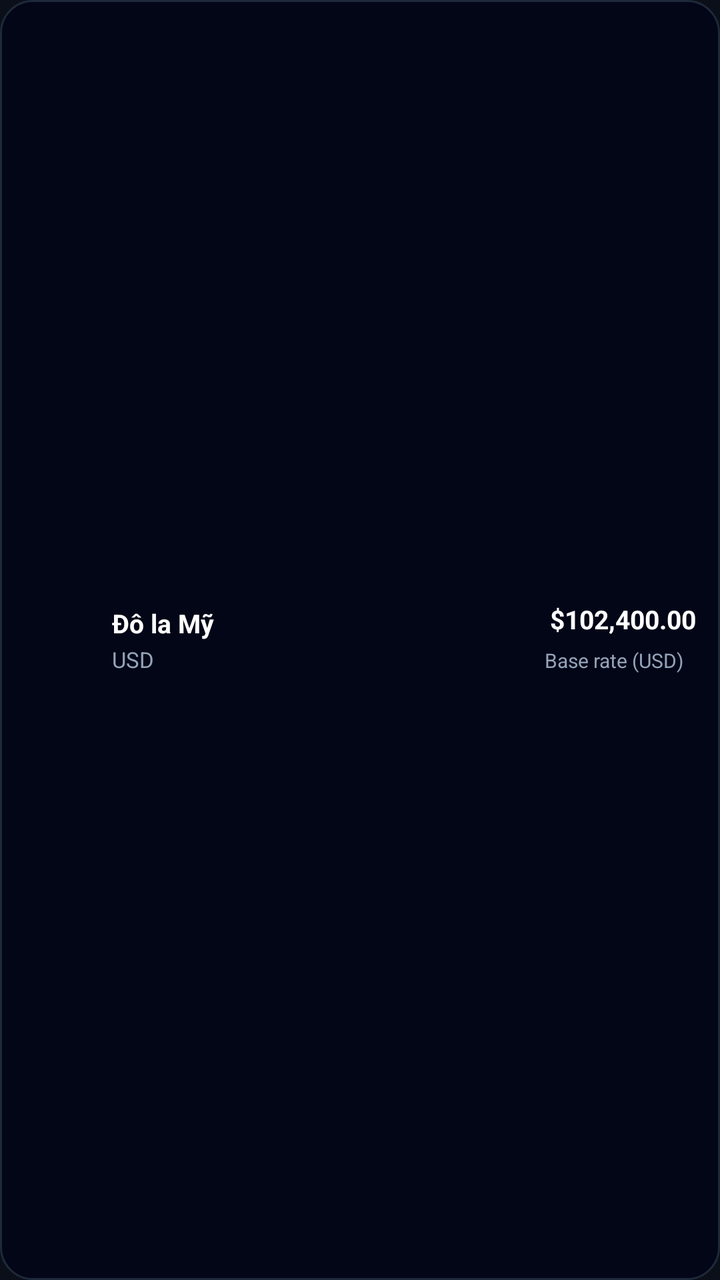
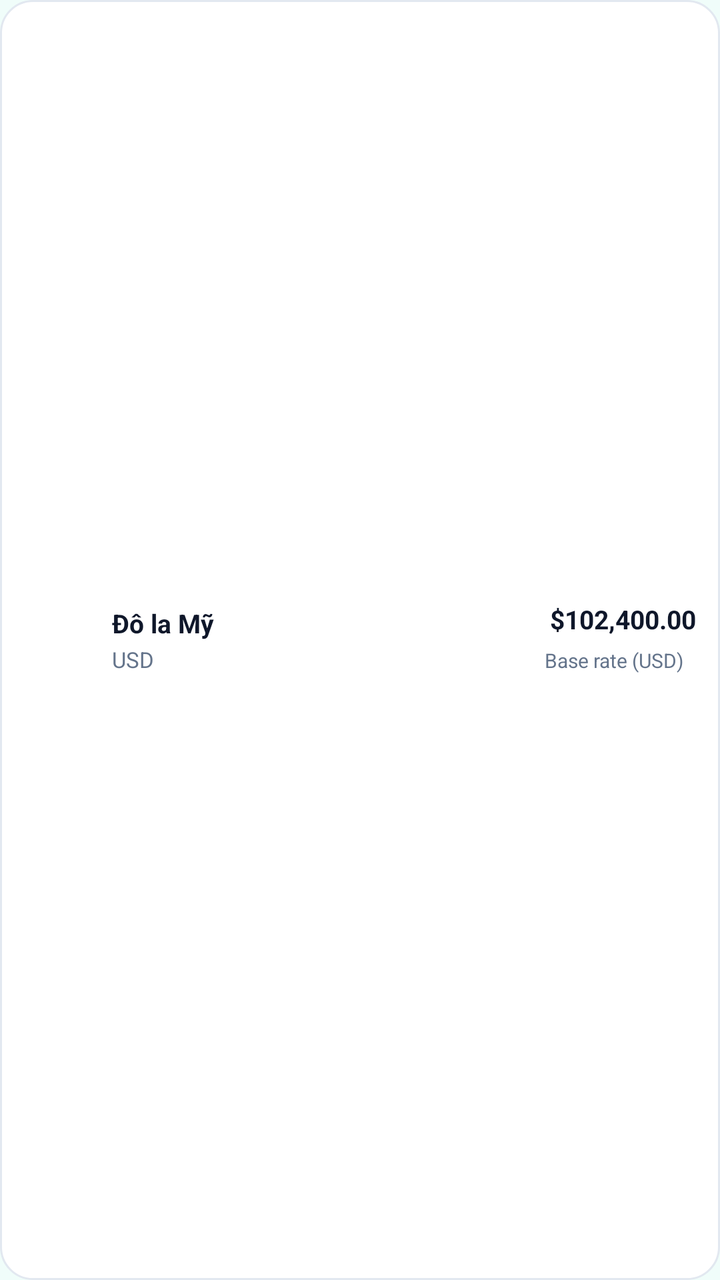

An Android layout rendered at two revisions. The XML below is the earlier revision; the diff shows what the commit changed to produce the second picture.
<!-- AndroidManifest.xml: application theme Theme.Currency -->
<!-- res/layout/item_quick_currency.xml -->
<?xml version="1.0" encoding="utf-8"?>
<LinearLayout xmlns:android="http://schemas.android.com/apk/res/android"
    android:layout_width="match_parent"
    android:layout_height="wrap_content"
    android:layout_marginBottom="8dp"
    android:background="@drawable/bg_input_box"
    android:gravity="center_vertical"
    android:orientation="horizontal"
    android:padding="12dp">

    

    <ImageView
        android:id="@+id/tvQuickIcon"
        android:layout_width="32dp"
        android:layout_height="32dp"
        android:contentDescription="@string/app_name"
        android:scaleType="centerCrop" />

    
    <LinearLayout
        android:layout_width="0dp"
        android:layout_height="wrap_content"
        android:layout_marginStart="12dp"
        android:layout_weight="1"
        android:orientation="vertical">

        <TextView
            android:id="@+id/tvQuickName"
            android:layout_width="wrap_content"
            android:layout_height="wrap_content"
            android:text="Đô la Mỹ"
            android:textColor="@color/white"
            android:textSize="13sp"
            android:textStyle="bold" />

        <TextView
            android:id="@+id/tvQuickSymbol"
            android:layout_width="wrap_content"
            android:layout_height="wrap_content"
            android:layout_marginTop="2dp"
            android:text="USD"
            android:textColor="@color/slate_400"
            android:textSize="11sp" />
    </LinearLayout>

    
    <LinearLayout
        android:layout_width="wrap_content"
        android:layout_height="wrap_content"
        android:gravity="end"
        android:orientation="vertical">

        <TextView
            android:id="@+id/tvQuickAmount"
            android:layout_width="wrap_content"
            android:layout_height="wrap_content"
            android:text="$102,400.00"
            android:textColor="@color/white"
            android:textSize="13sp"
            android:textStyle="bold" />

        <TextView
            android:id="@+id/tvQuickSubtext"
            android:layout_width="wrap_content"
            android:layout_height="wrap_content"
            android:layout_marginTop="3dp"
            android:paddingStart="6dp"
            android:paddingTop="2dp"
            android:paddingEnd="6dp"
            android:paddingBottom="2dp"
            android:text="@string/base_rate_usd"
            android:textColor="@color/slate_400"
            android:textSize="10sp" />
    </LinearLayout>

</LinearLayout>
<!-- resources referenced by this layout -->
<resources>
  <color name="slate_400">#94A3B8</color>
  <color name="white">#FFFFFFFF</color>
  <!-- drawable bg_input_box (drawable) -->
  <?xml version="1.0" encoding="utf-8"?>
  <shape xmlns:android="http://schemas.android.com/apk/res/android"
      android:shape="rectangle">
      <solid android:color="@color/input_dark" />
      <corners android:radius="16dp" />
      <stroke
          android:width="1dp"
          android:color="@color/border_dark" />
  </shape>
  <string name="app_name">CoinFlux</string>
  <string name="base_rate_usd">Base rate (USD)</string>
  <style name="Theme.Currency" parent="Base.Theme.Currency" />
  <color name="input_dark">#020617</color>
  <color name="border_dark">#1E293B</color>
  <style name="Base.Theme.Currency" parent="Theme.Material3.Dark.NoActionBar">
          <item name="android:windowBackground">@color/bg_dark</item>
          <item name="android:statusBarColor">@color/bg_dark</item>
          <item name="android:navigationBarColor">@color/bg_dark</item>
          <item name="colorPrimary">@color/cyan_500</item>
          <item name="colorSecondary">@color/blue_600</item>
      </style>
  <color name="bg_dark">#0B0F19</color>
  <color name="cyan_500">#06B6D4</color>
  <color name="blue_600">#2563EB</color>
</resources>

<!-- the commit's change to res/layout/item_quick_currency.xml (unified diff, before → after) -->
@@ -30,7 +30,7 @@
             android:layout_width="wrap_content"
             android:layout_height="wrap_content"
             android:text="Đô la Mỹ"
-            android:textColor="@color/white"
+            android:textColor="@color/content_primary"
             android:textSize="13sp"
             android:textStyle="bold" />
 
@@ -40,7 +40,7 @@
             android:layout_height="wrap_content"
             android:layout_marginTop="2dp"
             android:text="USD"
-            android:textColor="@color/slate_400"
+            android:textColor="@color/content_secondary"
             android:textSize="11sp" />
     </LinearLayout>
 
@@ -56,7 +56,7 @@
             android:layout_width="wrap_content"
             android:layout_height="wrap_content"
             android:text="$102,400.00"
-            android:textColor="@color/white"
+            android:textColor="@color/content_primary"
             android:textSize="13sp"
             android:textStyle="bold" />
 
@@ -70,7 +70,7 @@
             android:paddingEnd="6dp"
             android:paddingBottom="2dp"
             android:text="@string/base_rate_usd"
-            android:textColor="@color/slate_400"
+            android:textColor="@color/content_secondary"
             android:textSize="10sp" />
     </LinearLayout>
 
<!-- resource entries referenced after the edit -->
@@ -1,31 +1,33 @@
 <!-- resources referenced by this layout -->
 <resources>
-  <color name="slate_400">#94A3B8</color>
-  <color name="white">#FFFFFFFF</color>
+  <color name="content_primary">#0F172A</color>
+  <color name="content_secondary">#64748B</color>
   <!-- drawable bg_input_box (drawable) -->
   <?xml version="1.0" encoding="utf-8"?>
   <shape xmlns:android="http://schemas.android.com/apk/res/android"
       android:shape="rectangle">
-      <solid android:color="@color/input_dark" />
+      <solid android:color="@color/surface_input" />
       <corners android:radius="16dp" />
       <stroke
           android:width="1dp"
-          android:color="@color/border_dark" />
+          android:color="@color/outline_default" />
   </shape>
   <string name="app_name">CoinFlux</string>
   <string name="base_rate_usd">Base rate (USD)</string>
   <style name="Theme.Currency" parent="Base.Theme.Currency" />
-  <color name="input_dark">#020617</color>
-  <color name="border_dark">#1E293B</color>
-  <style name="Base.Theme.Currency" parent="Theme.Material3.Dark.NoActionBar">
-          <item name="android:windowBackground">@color/bg_dark</item>
-          <item name="android:statusBarColor">@color/bg_dark</item>
-          <item name="android:navigationBarColor">@color/bg_dark</item>
-          <item name="colorPrimary">@color/cyan_500</item>
-          <item name="colorSecondary">@color/blue_600</item>
+  <color name="surface_input">#FFFFFFFF</color>
+  <color name="outline_default">#E2E8F0</color>
+  <style name="Base.Theme.Currency" parent="Theme.Material3.DayNight.NoActionBar">
+          <item name="android:windowBackground">@color/background_app</item>
+          <item name="android:statusBarColor">@color/background_app</item>
+          <item name="android:navigationBarColor">@color/background_app</item>
+          <item name="colorPrimary">@color/brand_primary</item>
+          <item name="colorSecondary">@color/brand_gradient_end</item>
+          <item name="android:windowLightStatusBar" tools:targetApi="m">?attr/isLightTheme</item>
+          <item name="android:windowLightNavigationBar" tools:targetApi="o_mr1">?attr/isLightTheme</item>
       </style>
-  <color name="bg_dark">#0B0F19</color>
-  <color name="cyan_500">#06B6D4</color>
-  <color name="blue_600">#2563EB</color>
+  <color name="background_app">#F0FDFA</color>
+  <color name="brand_primary">#0891B2</color>
+  <color name="brand_gradient_end">#2563EB</color>
 </resources>
 
